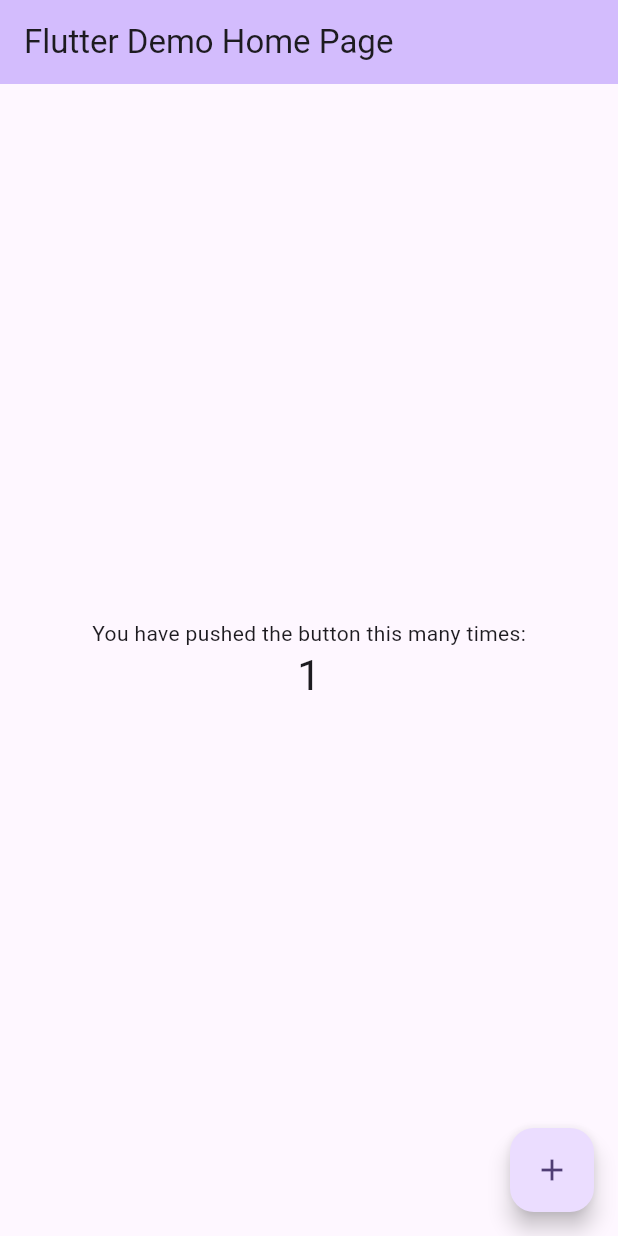
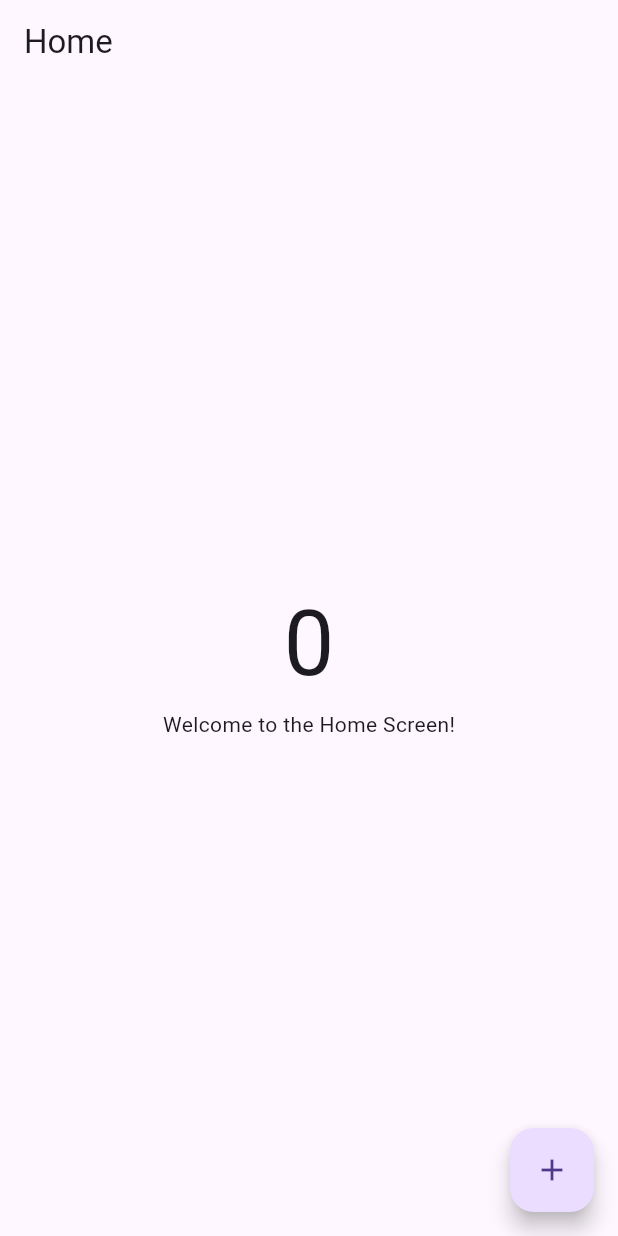
Before and after one commit to SAMIULLAH-KALHORO-DEV/provider, a Flutter app: the screen it shows after launch, after a tap on the "add" icon, on a phone screen of 412 x 824 dp. Run offline on Flutter 3.47's test engine with Material 3 defaults, Android fonts, the phone set to English and light mode, and no system bars.

```diff
--- /dev/null
+++ b/lib/home.dart
@@ -0,0 +1,28 @@
+import 'package:flutter/material.dart';
+
+class HomeScreen extends StatelessWidget {
+  HomeScreen({super.key});
+  int x = 0;
+  @override
+  Widget build(BuildContext context) {
+    print('Building HomeScreen');
+    return Scaffold(
+      appBar: AppBar(title: Text('Home')),
+      body: Column(
+        mainAxisAlignment: MainAxisAlignment.center,
+        crossAxisAlignment: CrossAxisAlignment.center,
+        children: [
+          Container(child: Text(x.toString(), style: TextStyle(fontSize: 60))),
+          Center(child: Text('Welcome to the Home Screen!')),
+        ],
+      ),
+      floatingActionButton: FloatingActionButton(
+        onPressed: () {
+          x++;
+          print('x incremented to $x');
+        },
+        child: Icon(Icons.add),
+      ),
+    );
+  }
+}
--- a/lib/main.dart
+++ b/lib/main.dart
@@ -1,122 +1,21 @@
 import 'package:flutter/material.dart';
+import 'package:provider/home.dart';
 
 void main() {
-  runApp(const MyApp());
+  runApp(MyApp());
 }
 
 class MyApp extends StatelessWidget {
   const MyApp({super.key});
 
-  // This widget is the root of your application.
   @override
   Widget build(BuildContext context) {
     return MaterialApp(
       title: 'Flutter Demo',
-      theme: ThemeData(
-        // This is the theme of your application.
-        //
-        // TRY THIS: Try running your application with "flutter run". You'll see
-        // the application has a purple toolbar. Then, without quitting the app,
-        // try changing the seedColor in the colorScheme below to Colors.green
-        // and then invoke "hot reload" (save your changes or press the "hot
-        // reload" button in a Flutter-supported IDE, or press "r" if you used
-        // the command line to start the app).
-        //
-        // Notice that the counter didn't reset back to zero; the application
-        // state is not lost during the reload. To reset the state, use hot
-        // restart instead.
-        //
-        // This works for code too, not just values: Most code changes can be
-        // tested with just a hot reload.
-        colorScheme: .fromSeed(seedColor: Colors.deepPurple),
-      ),
-      home: const MyHomePage(title: 'Flutter Demo Home Page'),
+      theme: ThemeData(primarySwatch: Colors.blue),
+      home: HomeScreen(),
     );
+
+    ();
   }
 }
-
-class MyHomePage extends StatefulWidget {
-  const MyHomePage({super.key, required this.title});
-
-  // This widget is the home page of your application. It is stateful, meaning
-  // that it has a State object (defined below) that contains fields that affect
-  // how it looks.
-
-  // This class is the configuration for the state. It holds the values (in this
-  // case the title) provided by the parent (in this case the App widget) and
-  // used by the build method of the State. Fields in a Widget subclass are
-  // always marked "final".
-
-  final String title;
-
-  @override
-  State<MyHomePage> createState() => _MyHomePageState();
-}
-
-class _MyHomePageState extends State<MyHomePage> {
-  int _counter = 0;
-
-  void _incrementCounter() {
-    setState(() {
-      // This call to setState tells the Flutter framework that something has
-      // changed in this State, which causes it to rerun the build method below
-      // so that the display can reflect the updated values. If we changed
-      // _counter without calling setState(), then the build method would not be
-      // called again, and so nothing would appear to happen.
-      _counter++;
-    });
-  }
-
-  @override
-  Widget build(BuildContext context) {
-    // This method is rerun every time setState is called, for instance as done
-    // by the _incrementCounter method above.
-    //
-    // The Flutter framework has been optimized to make rerunning build methods
-    // fast, so that you can just rebuild anything that needs updating rather
-    // than having to individually change instances of widgets.
-    return Scaffold(
-      appBar: AppBar(
-        // TRY THIS: Try changing the color here to a specific color (to
-        // Colors.amber, perhaps?) and trigger a hot reload to see the AppBar
-        // change color while the other colors stay the same.
-        backgroundColor: Theme.of(context).colorScheme.inversePrimary,
-        // Here we take the value from the MyHomePage object that was created by
-        // the App.build method, and use it to set our appbar title.
-        title: Text(widget.title),
-      ),
-      body: Center(
-        // Center is a layout widget. It takes a single child and positions it
-        // in the middle of the parent.
-        child: Column(
-          // Column is also a layout widget. It takes a list of children and
-          // arranges them vertically. By default, it sizes itself to fit its
-          // children horizontally, and tries to be as tall as its parent.
-          //
-          // Column has various properties to control how it sizes itself and
-          // how it positions its children. Here we use mainAxisAlignment to
-          // center the children vertically; the main axis here is the vertical
-          // axis because Columns are vertical (the cross axis would be
-          // horizontal).
-          //
-          // TRY THIS: Invoke "debug painting" (choose the "Toggle Debug Paint"
-          // action in the IDE, or press "p" in the console), to see the
-          // wireframe for each widget.
-          mainAxisAlignment: .center,
-          children: [
-            const Text('You have pushed the button this many times:'),
-            Text(
-              '$_counter',
-              style: Theme.of(context).textTheme.headlineMedium,
-            ),
-          ],
-        ),
-      ),
-      floatingActionButton: FloatingActionButton(
-        onPressed: _incrementCounter,
-        tooltip: 'Increment',
-        child: const Icon(Icons.add),
-      ),
-    );
-  }
-}
```
Also changed, not shown: pubspec.yaml (+0 -8 lines).
